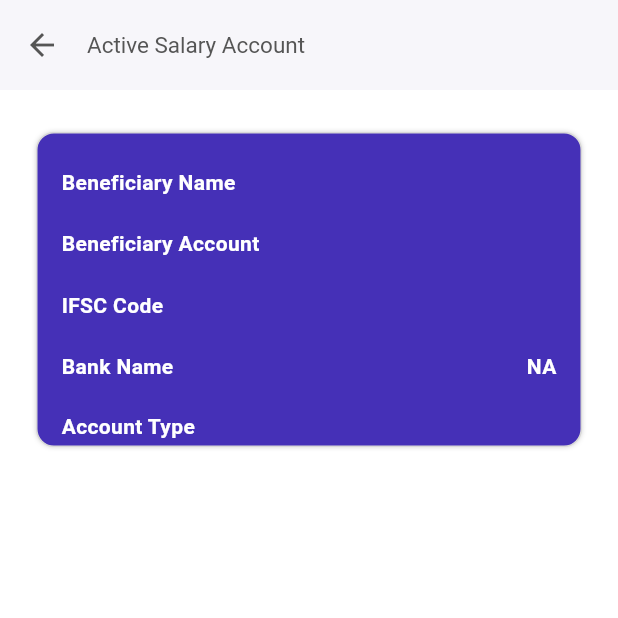
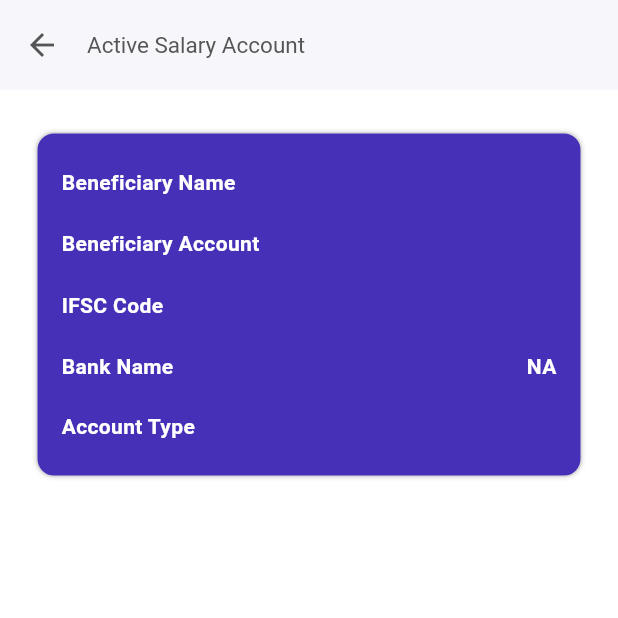
Before and after one commit to nlebplsacred/salarycredits, a Flutter app: the ActiveSalaryAccountPage screen opened directly, on a phone screen of 412 x 824 dp, the top half of it. Run offline on Flutter 3.47's test engine with Material 3 defaults, Android fonts, the phone set to English and light mode, and no system bars; our stand-ins replace device_info_plus, file_picker, flutter_html, form_field_validator, image_cropper, image_picker and 5 more; missing offline and left inert: get_ip_address, syncfusion_flutter_pdfviewer; accounts and stored records are empty; network calls fail.

Commit message:
ios height added on active salary

```diff
--- a/lib/features/active_salary_account/active_salary_account_page.dart
+++ b/lib/features/active_salary_account/active_salary_account_page.dart
@@ -104,7 +104,7 @@ class _ActiveSalaryAccountPageState extends State<ActiveSalaryAccountPage> {
         children: [
           Container(
             margin: const EdgeInsets.all(12),
-            height: 210.0,
+            height: 230.0,
             width: double.maxFinite,
             decoration: BoxDecoration(
               color: AppColor.lightBlue,
```
Also changed, not shown: pubspec.lock, 4 other files.
